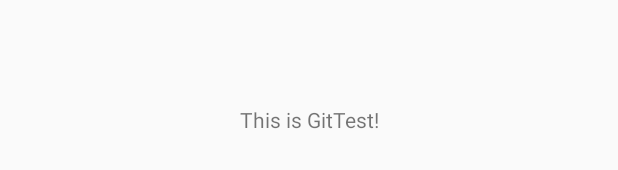
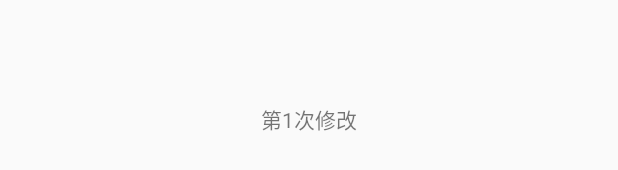
Before and after one commit to Xingxv/GitTest, an Android app: the layout activity_main.xml on its own in the app's theme, with its tools: preview values and no code run, on a phone screen of 412 x 824 dp. Shown: the part 499-669 px from the top of the screen. Run offline under Robolectric (Android 15) with nearby library versions, the phone set to English and light mode, and no system bars.

Commit message:
第1次修改显示文字

```diff
--- a/app/src/main/res/layout/activity_main.xml
+++ b/app/src/main/res/layout/activity_main.xml
@@ -9,7 +9,7 @@
     <TextView
         android:layout_width="wrap_content"
         android:layout_height="wrap_content"
-        android:text="This is GitTest!"
+        android:text="第1次修改"
         app:layout_constraintBottom_toBottomOf="parent"
         app:layout_constraintLeft_toLeftOf="parent"
         app:layout_constraintRight_toRightOf="parent"
```
